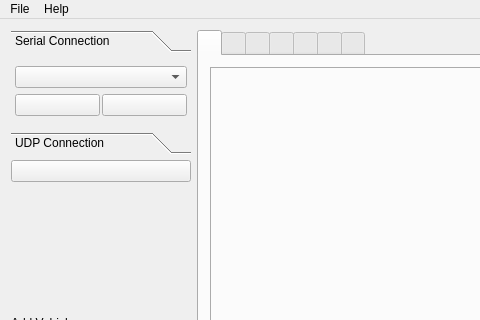
Old version of the form Linux/RControlStation/mainwindow.ui in the repository vedderb/rise_sdvp; both pictures show x 0 to 480 and y 0 to 320 of the 1103 by 766 pixel window.
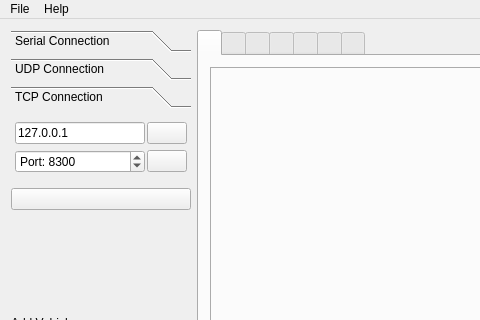
New version of the form. The open tabs and pages were chosen to show the change. Icons and pictures are not drawn. Custom widgets are drawn as their Qt base class.

Commit message: TCP connection support in RControlStation

What changed in the file:
```diff
--- a/Linux/RControlStation/mainwindow.ui
+++ b/Linux/RControlStation/mainwindow.ui
@@ -198,6 +198,97 @@
           </item>
          </layout>
         </widget>
+        <widget class="QWidget" name="page_3">
+         <attribute name="label">
+          <string>TCP Connection</string>
+         </attribute>
+         <layout class="QGridLayout" name="gridLayout_8">
+          <property name="leftMargin">
+           <number>4</number>
+          </property>
+          <property name="topMargin">
+           <number>4</number>
+          </property>
+          <property name="rightMargin">
+           <number>4</number>
+          </property>
+          <property name="bottomMargin">
+           <number>4</number>
+          </property>
+          <property name="spacing">
+           <number>2</number>
+          </property>
+          <item row="0" column="0">
+           <widget class="QLineEdit" name="tcpIpEdit">
+            <property name="toolTip">
+             <string>Host</string>
+            </property>
+            <property name="text">
+             <string>127.0.0.1</string>
+            </property>
+           </widget>
+          </item>
+          <item row="0" column="1">
+           <widget class="QPushButton" name="tcpConnectButton">
+            <property name="enabled">
+             <bool>true</bool>
+            </property>
+            <property name="sizePolicy">
+             <sizepolicy hsizetype="Fixed" vsizetype="Fixed">
+              <horstretch>0</horstretch>
+              <verstretch>0</verstretch>
+             </sizepolicy>
+            </property>
+            <property name="toolTip">
+             <string>Connect</string>
+            </property>
+            <property name="text">
+             <string/>
+            </property>
+            <property name="icon">
+             <iconset resource="resources.qrc">
+              <normaloff>:/models/Icons/Connected-96.png</normaloff>:/models/Icons/Connected-96.png</iconset>
+            </property>
+           </widget>
+          </item>
+          <item row="1" column="0">
+           <widget class="QSpinBox" name="tcpPortBox">
+            <property name="toolTip">
+             <string>Port</string>
+            </property>
+            <property name="prefix">
+             <string>Port: </string>
+            </property>
+            <property name="maximum">
+             <number>65535</number>
+            </property>
+            <property name="value">
+             <number>8300</number>
+            </property>
+           </widget>
+          </item>
+          <item row="1" column="1">
+           <widget class="QPushButton" name="tcpPingButton">
+            <property name="sizePolicy">
+             <sizepolicy hsizetype="Fixed" vsizetype="Fixed">
+              <horstretch>0</horstretch>
+              <verstretch>0</verstretch>
+             </sizepolicy>
+            </property>
+            <property name="toolTip">
+             <string>Ping</string>
+            </property>
+            <property name="text">
+             <string/>
+            </property>
+            <property name="icon">
+             <iconset resource="resources.qrc">
+              <normaloff>:/models/Icons/Ping Pong-96.png</normaloff>:/models/Icons/Ping Pong-96.png</iconset>
+            </property>
+           </widget>
+          </item>
+         </layout>
+        </widget>
        </widget>
       </item>
       <item>
```
The commit also changes 3 other files.
